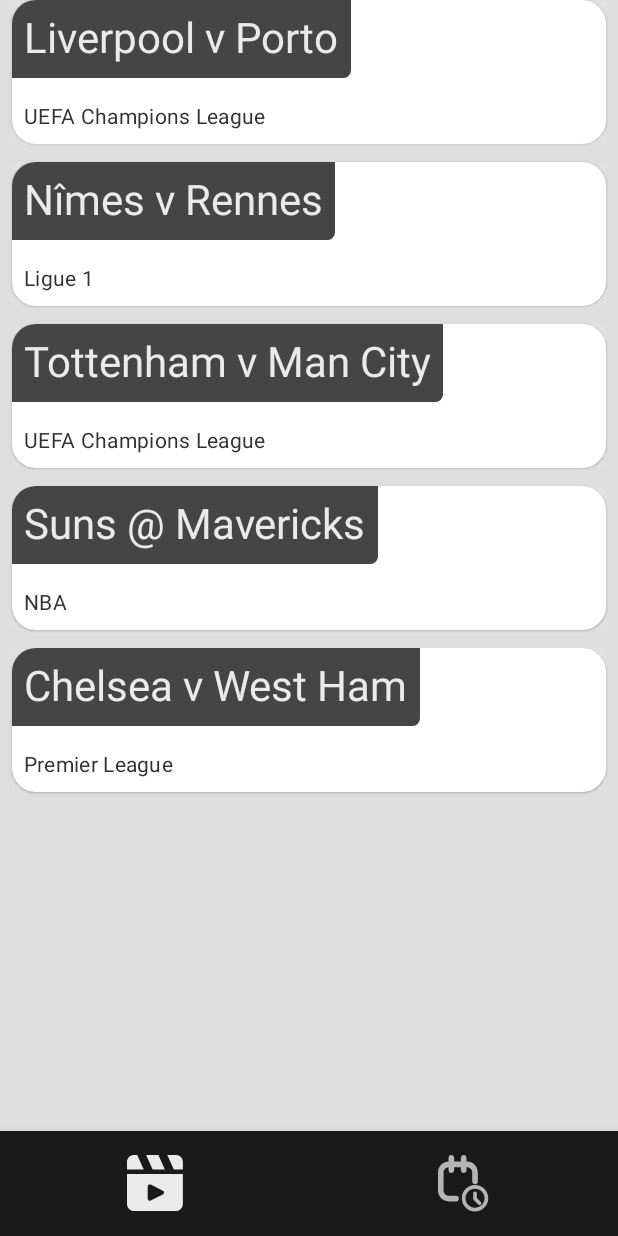
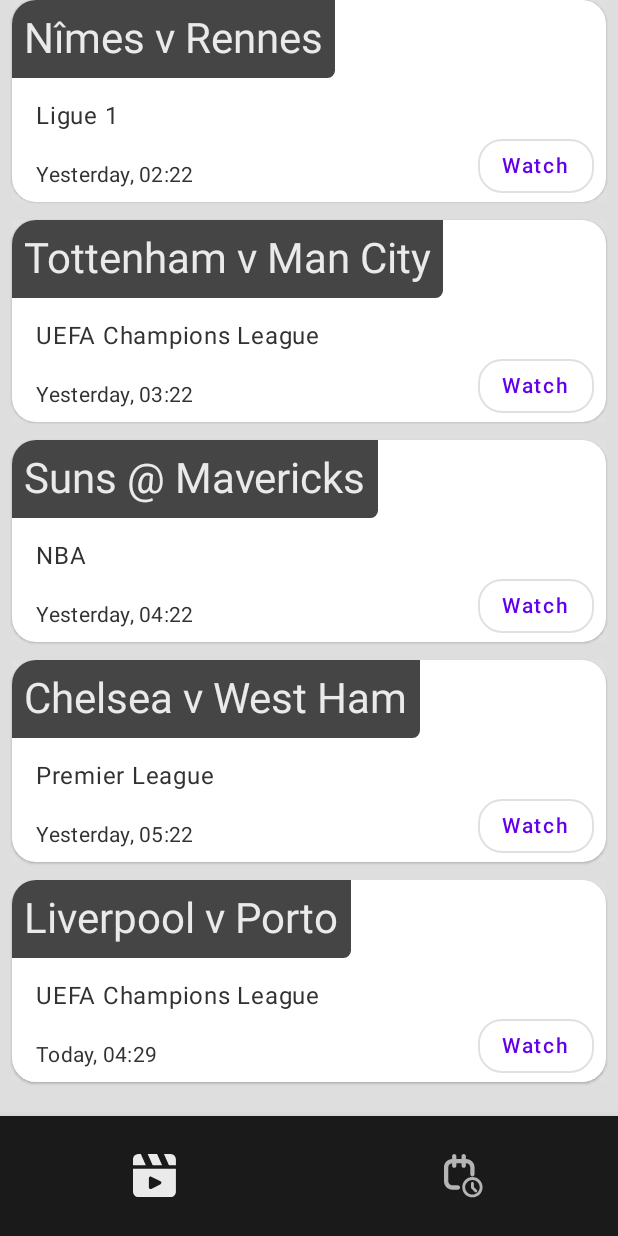
Before and after one commit to AleksiejVolkov/DaznTest, an Android app built with Jetpack Compose: the screen it shows after launch (MainActivity), on a phone screen of 412 x 824 dp. Run offline under Robolectric (Android 15) with nearby library versions, the phone set to English and light mode, and no system bars; pictures from the network do not load.

Commit message:
Format date

```diff
--- a/app/src/main/java/com/alexvolkov/dazntestapp/MainActivity.kt
+++ b/app/src/main/java/com/alexvolkov/dazntestapp/MainActivity.kt
@@ -53,7 +53,7 @@ class MainActivity : ComponentActivity() {
                             contentAlignment = Alignment.BottomCenter
                         ) {
                             BottomNavigationBar(
-                                modifier = Modifier.height(70.dp),
+                                modifier = Modifier.height(80.dp),
                                 navController = navController
                             )
                         }
--- a/app/src/main/java/com/alexvolkov/dazntestapp/domain/FetchEventsUseCase.kt
+++ b/app/src/main/java/com/alexvolkov/dazntestapp/domain/FetchEventsUseCase.kt
@@ -1,7 +1,11 @@
 package com.alexvolkov.dazntestapp.domain
 
+import com.alexvolkov.dazntestapp.util.Utils
 import kotlinx.coroutines.flow.Flow
 import kotlinx.coroutines.flow.flowOf
+import java.time.ZonedDateTime
+import java.time.format.DateTimeFormatter
+import java.util.Date
 
 class FetchEventsUseCase {
 
@@ -11,7 +15,7 @@ class FetchEventsUseCase {
                 id = "1",
                 title = "Liverpool v Porto",
                 subtitle = "UEFA Champions League",
-                date = "2024-10-31T01:22:13.828Z",
+                date = Utils.parseDate("2024-11-01T04:29:46.592Z"),
                 imageUrl = "https://firebasestorage.googleapis.com/v0/b/dazn-recruitment/o/310176837169_image-header_pDach_1554579780000.jpeg?alt=media&token=1777d26b-d051-4b5f-87a8-7633d3d6dd20",
                 videoUrl = "https://firebasestorage.googleapis.com/v0/b/dazn-recruitment/o/promo.mp4?alt=media"
             ),
@@ -19,7 +23,7 @@ class FetchEventsUseCase {
                 id = "2",
                 title = "Nîmes v Rennes",
                 subtitle = "Ligue 1",
-                date = "2024-10-31T02:22:13.828Z",
+                date = Utils.parseDate("2024-10-31T02:22:13.828Z"),
                 imageUrl = "https://firebasestorage.googleapis.com/v0/b/dazn-recruitment/o/310381637057_image-header_pDach_1554664873000.jpeg?alt=media&token=53616931-55a8-476e-b1b7-d18fc22a2bf0",
                 videoUrl = "https://firebasestorage.googleapis.com/v0/b/dazn-recruitment/o/promo.mp4?alt=media"
             ),
@@ -27,7 +31,7 @@ class FetchEventsUseCase {
                 id = "3",
                 title = "Tottenham v Man City",
                 subtitle = "UEFA Champions League",
-                date = "2024-10-31T03:22:13.828Z",
+                date = Utils.parseDate("2024-10-31T03:22:13.828Z"),
                 imageUrl = "https://firebasestorage.googleapis.com/v0/b/dazn-recruitment/o/310511685198_image-header_pDach_1554872450000.jpeg?alt=media&token=5524d719-261e-49e6-abf3-a74c30df3e27",
                 videoUrl = "https://firebasestorage.googleapis.com/v0/b/dazn-recruitment/o/promo.mp4?alt=media"
             ),
@@ -35,7 +39,7 @@ class FetchEventsUseCase {
                 id = "4",
                 title = "Suns @ Mavericks",
                 subtitle = "NBA",
-                date = "2024-10-31T04:22:13.828Z",
+                date = Utils.parseDate("2024-10-31T04:22:13.828Z"),
                 imageUrl = "https://firebasestorage.googleapis.com/v0/b/dazn-recruitment/o/310572613233_image-header_pDach_1554812508000.jpeg?alt=media&token=4ee99b47-dcae-4016-b213-54e14a0d40d8",
                 videoUrl = "https://firebasestorage.googleapis.com/v0/b/dazn-recruitment/o/promo.mp4?alt=media"
             ),
@@ -43,7 +47,7 @@ class FetchEventsUseCase {
                 id = "5",
                 title = "Chelsea v West Ham",
                 subtitle = "Premier League",
-                date = "2024-10-31T05:22:13.828Z",
+                date = Utils.parseDate("2024-10-31T05:22:13.828Z"),
                 imageUrl = "https://firebasestorage.googleapis.com/v0/b/dazn-recruitment/o/310632005268_image-header_pDach_1554838415000.jpeg?alt=media&token=5a512da9-d268-432c-9da2-088c8e6737e1",
                 videoUrl = "https://firebasestorage.googleapis.com/v0/b/dazn-recruitment/o/promo.mp4?alt=media"
             )
@@ -55,7 +59,7 @@ data class Event(
     val id: String,
     val title: String,
     val subtitle: String,
-    val date: String,
+    val date: Date,
     val imageUrl: String,
     val videoUrl: String
 )
--- /dev/null
+++ b/app/src/main/java/com/alexvolkov/dazntestapp/presentation/data/EventItem.kt
@@ -0,0 +1,13 @@
+package com.alexvolkov.dazntestapp.presentation.data
+
+import java.util.Date
+
+data class EventItem(
+    val id: String,
+    val title: String,
+    val description: String,
+    val date: Date,
+    val imageUrl: String,
+    val videoUrl: String,
+    val playable: Boolean = false
+)
--- a/app/src/main/java/com/alexvolkov/dazntestapp/presentation/viemodel/EventsViewModel.kt
+++ b/app/src/main/java/com/alexvolkov/dazntestapp/presentation/viemodel/EventsViewModel.kt
@@ -2,11 +2,10 @@ package com.alexvolkov.dazntestapp.presentation.viemodel
 
 import androidx.lifecycle.ViewModel
 import androidx.lifecycle.viewModelScope
-import com.alexvolkov.dazntestapp.domain.Event
 import com.alexvolkov.dazntestapp.domain.FetchEventsUseCase
+import com.alexvolkov.dazntestapp.presentation.data.EventItem
 import kotlinx.coroutines.flow.MutableStateFlow
 import kotlinx.coroutines.flow.StateFlow
-import kotlinx.coroutines.flow.collect
 import kotlinx.coroutines.flow.collectLatest
 import kotlinx.coroutines.launch
 
@@ -20,7 +19,19 @@ class EventsViewModel(
     init {
         viewModelScope.launch {
             fetchEventsUseCase.fetchEvents().collectLatest {
-                _state.apply { value = value.copy(events = it) }
+                _state.apply {
+                    value = value.copy(events = it.sortedBy { it.date }.map {
+                        EventItem(
+                            id = it.id,
+                            title = it.title,
+                            date = it.date,
+                            imageUrl = it.imageUrl,
+                            videoUrl = it.videoUrl,
+                            description = it.subtitle,
+                            playable = true
+                        )
+                    })
+                }
             }
         }
     }
@@ -28,5 +39,5 @@ class EventsViewModel(
 
 data class EventsViewState(
     val isLoading: Boolean = false,
-    val events: List<Event> = emptyList()
+    val events: List<EventItem> = emptyList()
 )
--- a/app/src/main/java/com/alexvolkov/dazntestapp/presentation/view/BottomBar.kt
+++ b/app/src/main/java/com/alexvolkov/dazntestapp/presentation/view/BottomBar.kt
@@ -33,14 +33,16 @@ fun BottomNavigationBar(
             BottomNavigationItem(
                 selected = currentDestination?.route == item.route::class.qualifiedName,
                 onClick = {
-                    navController.navigate(item.route) {
-                        popUpTo(navController.graph.startDestinationId)
-                        launchSingleTop = true
+                    if(currentDestination?.route != item.route::class.qualifiedName) {
+                        navController.navigate(item.route) {
+                            popUpTo(navController.graph.startDestinationId)
+                            launchSingleTop = true
+                        }
                     }
                 },
                 icon = {
                     Icon(
-                        modifier = Modifier.padding(16.dp),
+                        modifier = Modifier.padding(horizontal = 16.dp, vertical = 25.dp),
                         painter = painterResource(id = item.iconRes),
                         contentDescription = null
                     )
--- a/app/src/main/java/com/alexvolkov/dazntestapp/presentation/view/EventsList.kt
+++ b/app/src/main/java/com/alexvolkov/dazntestapp/presentation/view/EventsList.kt
@@ -1,10 +1,11 @@
 package com.alexvolkov.dazntestapp.presentation.view
 
-import androidx.compose.foundation.Image
+import android.text.format.DateFormat
 import androidx.compose.foundation.background
 import androidx.compose.foundation.layout.Box
 import androidx.compose.foundation.layout.Column
 import androidx.compose.foundation.layout.PaddingValues
+import androidx.compose.foundation.layout.Row
 import androidx.compose.foundation.layout.Spacer
 import androidx.compose.foundation.layout.fillMaxWidth
 import androidx.compose.foundation.layout.height
@@ -12,7 +13,9 @@ import androidx.compose.foundation.layout.padding
 import androidx.compose.foundation.lazy.LazyColumn
 import androidx.compose.foundation.lazy.items
 import androidx.compose.foundation.shape.RoundedCornerShape
+import androidx.compose.material.Button
 import androidx.compose.material.Card
+import androidx.compose.material.OutlinedButton
 import androidx.compose.material.Text
 import androidx.compose.material3.MaterialTheme
 import androidx.compose.runtime.Composable
@@ -21,8 +24,9 @@ import androidx.compose.ui.Modifier
 import androidx.compose.ui.draw.clip
 import androidx.compose.ui.unit.dp
 import coil3.compose.AsyncImage
-import com.alexvolkov.dazntestapp.domain.Event
+import com.alexvolkov.dazntestapp.presentation.data.EventItem
 import com.alexvolkov.dazntestapp.presentation.viemodel.EventsViewModel
+import com.alexvolkov.dazntestapp.util.Utils.formatDate
 import org.koin.androidx.compose.koinViewModel
 
 @Composable
@@ -38,7 +42,7 @@ fun EventsList(
             Spacer(modifier = Modifier.height(innerPaddings.calculateTopPadding()))
         }
         items(state.value.events) { event ->
-            EventItem(event)
+            EventCard(event)
             Spacer(modifier = Modifier.height(12.dp))
         }
         item {
@@ -48,7 +52,7 @@ fun EventsList(
 }
 
 @Composable
-fun EventItem(event: Event) {
+fun EventCard(event: EventItem) {
     Card(
         modifier = Modifier
             .fillMaxWidth()
@@ -78,13 +82,34 @@ fun EventItem(event: Event) {
                 )
             }
             Spacer(modifier = Modifier.height(8.dp))
-            Text(
-                text = event.subtitle,
-                style = MaterialTheme.typography.bodyMedium,
-                color = MaterialTheme.colorScheme.onSurface,
-                modifier = Modifier.padding(8.dp)
-            )
-
+            Row(
+                modifier = Modifier.fillMaxWidth().padding(horizontal = 8.dp),
+                verticalAlignment = androidx.compose.ui.Alignment.Bottom
+            ) {
+                Column {
+                    Text(
+                        text = event.description,
+                        style = MaterialTheme.typography.bodyLarge,
+                        color = MaterialTheme.colorScheme.onSurface,
+                        modifier = Modifier.padding(8.dp)
+                    )
+                    Spacer(modifier = Modifier.height(4.dp))
+                    Text(
+                        text = formatDate(event.date),
+                        style = MaterialTheme.typography.bodyMedium,
+                        color = MaterialTheme.colorScheme.onSurface,
+                        modifier = Modifier.padding(8.dp)
+                    )
+                }
+                Spacer(modifier = Modifier.weight(1f))
+                if(event.playable) {
+                    OutlinedButton(onClick = { /*TODO*/ },
+                        shape = MaterialTheme.shapes.large
+                    ) {
+                        Text(text = "Watch")
+                    }
+                }
+            }
         }
     }
 }
--- /dev/null
+++ b/app/src/main/java/com/alexvolkov/dazntestapp/util/Utils.kt
@@ -0,0 +1,31 @@
+package com.alexvolkov.dazntestapp.util
+
+import java.time.LocalDate
+import java.time.ZoneId
+import java.time.ZonedDateTime
+import java.time.format.DateTimeFormatter
+import java.util.Date
+
+object Utils {
+    fun parseDate(dateString: String): Date {
+        val formatter = DateTimeFormatter.ISO_ZONED_DATE_TIME
+        val zonedDateTime = ZonedDateTime.parse(dateString, formatter)
+        return Date.from(zonedDateTime.toInstant())
+    }
+
+    fun formatDate(date: Date): String {
+        val now = LocalDate.now()
+        val targetDate = date.toInstant().atZone(ZoneId.systemDefault()).toLocalDate()
+        val targetDateTime = date.toInstant().atZone(ZoneId.systemDefault())
+        val daysBetween = java.time.temporal.ChronoUnit.DAYS.between(now, targetDate)
+
+        return when (daysBetween) {
+            -1L -> "Yesterday, ${DateTimeFormatter.ofPattern("HH:mm").format(targetDateTime)}"
+            0L -> "Today, ${DateTimeFormatter.ofPattern("HH:mm").format(targetDateTime)}"
+            1L -> "Tomorrow, ${DateTimeFormatter.ofPattern("HH:mm").format(targetDateTime)}"
+            2L -> "In two days"
+            3L -> "In three days"
+            else -> DateTimeFormatter.ofPattern("dd.MM.yyyy").format(targetDate)
+        }
+    }
+}
```
